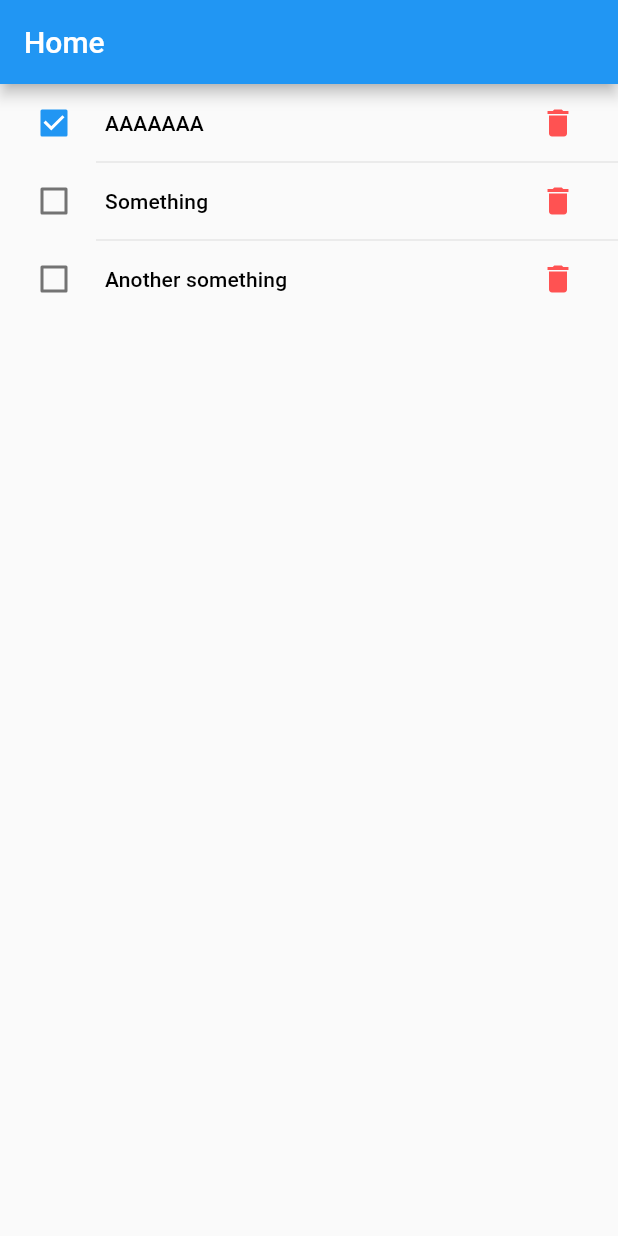
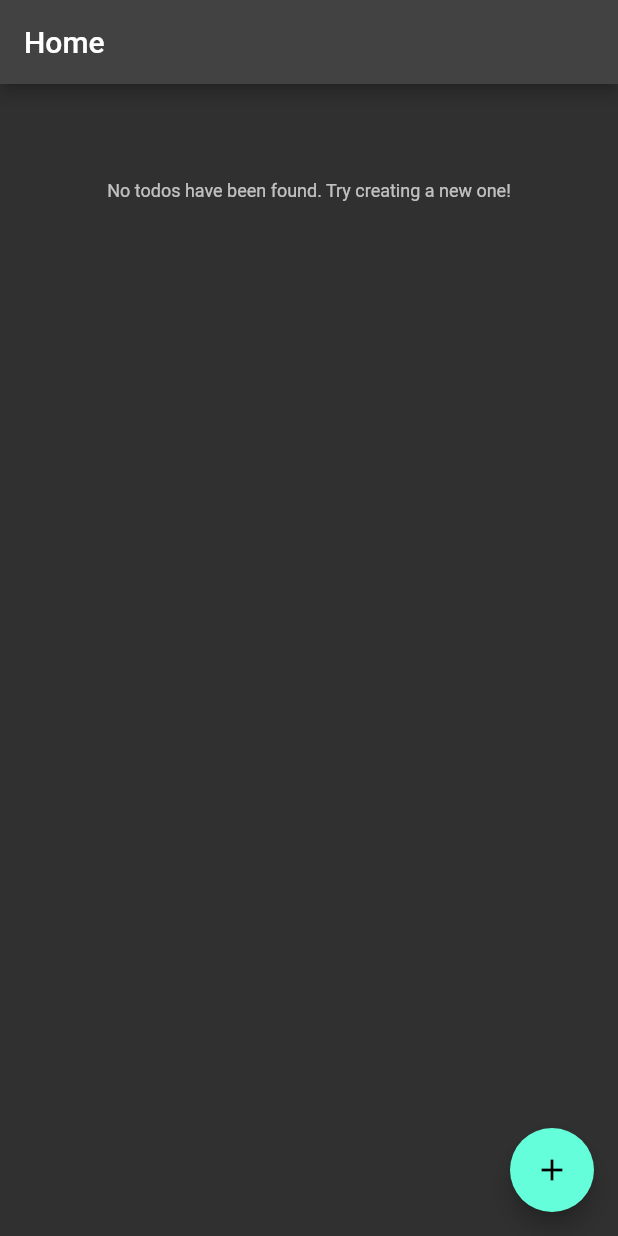
Before and after one commit to LucasVinicius314/sqlite-todo-list, a Flutter app: the screen it shows after launch, on a phone screen of 412 x 824 dp. Run offline on Flutter 3.47's test engine with Material 2 defaults, Android fonts, the light colour scheme and no system bars; our stand-ins replace flutter_bloc; missing offline and left inert: sqlite3.

Commit message:
Finished project

```diff
--- a/lib/blocs/todo/todo_event.dart
+++ b/lib/blocs/todo/todo_event.dart
@@ -1,3 +1,22 @@
 class TodoEvent {}
 
+class CheckTodoEvent extends TodoEvent {
+  CheckTodoEvent({required this.id, required this.isChecked});
+
+  final int id;
+  final bool isChecked;
+}
+
+class CreateTodoEvent extends TodoEvent {
+  CreateTodoEvent({required this.title});
+
+  final String title;
+}
+
+class DeleteTodoEvent extends TodoEvent {
+  DeleteTodoEvent({required this.id});
+
+  final int id;
+}
+
 class ListTodosEvent extends TodoEvent {}
--- a/lib/blocs/todo/todo_state.dart
+++ b/lib/blocs/todo/todo_state.dart
@@ -3,6 +3,30 @@ import 'package:sqlite_todo_list/models/todo.dart';
 class TodoState {}
 
 class TodoInitialState extends TodoState {}
+
+// CheckTodo
+
+class CheckTodoLoadingState extends TodoState {}
+
+class CheckTodoDoneState extends TodoState {}
+
+class CheckTodoErrorState extends TodoState {}
+
+// CreateTodo
+
+class CreateTodoLoadingState extends TodoState {}
+
+class CreateTodoDoneState extends TodoState {}
+
+class CreateTodoErrorState extends TodoState {}
+
+// DeleteTodo
+
+class DeleteTodoLoadingState extends TodoState {}
+
+class DeleteTodoDoneState extends TodoState {}
+
+class DeleteTodoErrorState extends TodoState {}
 
 // ListTodos
 
--- a/lib/core/app.dart
+++ b/lib/core/app.dart
@@ -8,9 +8,13 @@ class App extends StatelessWidget {
 
   @override
   Widget build(BuildContext context) {
-    return const RepositoryProviders(
+    return RepositoryProviders(
       child: BlocProviders(
-        child: MaterialApp(home: HomePage()),
+        child: MaterialApp(
+          home: const HomePage(),
+          theme: ThemeData.dark(),
+          debugShowCheckedModeBanner: false,
+        ),
       ),
     );
   }
--- a/lib/models/todo.dart
+++ b/lib/models/todo.dart
@@ -1,3 +1,8 @@
+import 'package:json_annotation/json_annotation.dart';
+
+part 'todo.g.dart';
+
+@JsonSerializable(fieldRename: FieldRename.none, explicitToJson: true)
 class Todo {
   Todo({
     required this.id,
@@ -5,7 +10,16 @@ class Todo {
     required this.isChecked,
   });
 
-  int id;
-  String title;
-  bool isChecked;
+  int? id;
+  String? title;
+  @JsonKey(name: 'is_checked')
+  int? isChecked;
+
+  int get getId => id ?? 0;
+  String get getTitle => title ?? '';
+  bool get getIsChecked => isChecked == 1;
+
+  factory Todo.fromJson(Map<String, dynamic> json) => _$TodoFromJson(json);
+
+  Map<String, dynamic> toJson() => _$TodoToJson(this);
 }
--- a/lib/modules/home_page.dart
+++ b/lib/modules/home_page.dart
@@ -3,7 +3,10 @@ import 'package:flutter_bloc/flutter_bloc.dart';
 import 'package:sqlite_todo_list/blocs/todo/todo_bloc.dart';
 import 'package:sqlite_todo_list/blocs/todo/todo_event.dart';
 import 'package:sqlite_todo_list/blocs/todo/todo_state.dart';
+import 'package:sqlite_todo_list/utils/sqlite.dart';
+import 'package:sqlite_todo_list/widgets/create_todo_dialog.dart';
 import 'package:sqlite_todo_list/widgets/loading_indicator.dart';
+import 'package:sqlite_todo_list/widgets/todo_list_tile.dart';
 
 class HomePage extends StatefulWidget {
   const HomePage({Key? key}) : super(key: key);
@@ -13,9 +16,20 @@ class HomePage extends StatefulWidget {
 }
 
 class _HomePageState extends State<HomePage> {
+  Future<void> _createTodo() async {
+    await showDialog(
+      context: context,
+      builder: (context) {
+        return CreateTodoDialog();
+      },
+    );
+  }
+
   @override
   void initState() {
     super.initState();
+
+    SQLite.setup();
 
     BlocProvider.of<TodoBloc>(context).add(ListTodosEvent());
   }
@@ -24,7 +38,17 @@ class _HomePageState extends State<HomePage> {
   Widget build(BuildContext context) {
     return Scaffold(
       appBar: AppBar(title: const Text('Home')),
-      body: BlocBuilder<TodoBloc, TodoState>(
+      body: BlocConsumer<TodoBloc, TodoState>(
+        listener: (context, state) {
+          switch (state.runtimeType) {
+            case CheckTodoDoneState:
+            case CreateTodoDoneState:
+            case DeleteTodoDoneState:
+              BlocProvider.of<TodoBloc>(context).add(ListTodosEvent());
+
+              break;
+          }
+        },
         builder: (context, state) {
           if (state is ListTodosErrorState) {
             return const Text('Something went wrong.');
@@ -33,34 +57,28 @@ class _HomePageState extends State<HomePage> {
           if (state is ListTodosDoneState) {
             final todos = state.todos;
 
+            if (todos.isEmpty) {
+              return Padding(
+                padding: const EdgeInsets.all(64.0),
+                child: Column(
+                  crossAxisAlignment: CrossAxisAlignment.stretch,
+                  children: [
+                    Text(
+                      'No todos have been found. Try creating a new one!',
+                      textAlign: TextAlign.center,
+                      style: Theme.of(context).textTheme.caption,
+                    ),
+                  ],
+                ),
+              );
+            }
+
             return ListView.separated(
               itemBuilder: (context, index) {
-                final item = todos[index];
-
-                return CheckboxListTile(
-                  value: item.isChecked,
-                  visualDensity: VisualDensity.comfortable,
-                  title: Text(
-                    item.title,
-                    style: Theme.of(context).textTheme.subtitle2,
-                  ),
-                  controlAffinity: ListTileControlAffinity.leading,
-                  onChanged: (value) {},
-                  secondary: IconButton(
-                    tooltip: 'Delete todo',
-                    color: Colors.redAccent,
-                    icon: const Icon(Icons.delete),
-                    onPressed: () {
-                      // TODO: fix
-                    },
-                  ),
-                );
+                return TodoListTile(todo: todos[index]);
               },
               separatorBuilder: (context, index) {
-                return const Divider(
-                  height: 0.0,
-                  indent: 64.0,
-                );
+                return const Divider(height: 0.0, indent: 64.0);
               },
               itemCount: todos.length,
             );
@@ -69,6 +87,17 @@ class _HomePageState extends State<HomePage> {
           return const LoadingIndicator();
         },
       ),
+      floatingActionButton: BlocBuilder<TodoBloc, TodoState>(
+        builder: (context, state) {
+          final enabled = state is ListTodosDoneState;
+
+          return FloatingActionButton(
+            tooltip: 'Create new todo',
+            onPressed: enabled ? _createTodo : null,
+            child: const Icon(Icons.add),
+          );
+        },
+      ),
     );
   }
 }
--- a/lib/repositories/todo_repository.dart
+++ b/lib/repositories/todo_repository.dart
@@ -1,12 +1,37 @@
 import 'package:sqlite_todo_list/models/todo.dart';
+import 'package:sqlite_todo_list/utils/sqlite.dart';
 
 class TodoRepository {
+  Future<void> checkTodo({required int id, required bool isChecked}) async {
+    final db = SQLite.getInstance;
+
+    db.prepare('update todos set is_checked = ? where id = ?')
+      ..execute([isChecked, id])
+      ..dispose();
+  }
+
+  Future<void> createTodo({required String title}) async {
+    final db = SQLite.getInstance;
+
+    db.prepare('insert into todos (title, is_checked) values (?, ?)')
+      ..execute([title, false])
+      ..dispose();
+  }
+
+  Future<void> deleteTodo({required int id}) async {
+    final db = SQLite.getInstance;
+
+    db.prepare('delete from todos where id = ?')
+      ..execute([id])
+      ..dispose();
+  }
+
   Future<List<Todo>> listTodos() async {
-    // TODO: fix
-    return [
-      Todo(id: 0, title: 'AAAAAAA', isChecked: true),
-      Todo(id: 1, title: 'Something', isChecked: false),
-      Todo(id: 2, title: 'Another something', isChecked: false),
-    ];
+    final db = SQLite.getInstance;
+
+    return db
+        .select('select * from todos')
+        .map((e) => Todo.fromJson(e))
+        .toList();
   }
 }
--- /dev/null
+++ b/lib/utils/sqlite.dart
@@ -0,0 +1,17 @@
+import 'package:sqlite3/sqlite3.dart';
+
+class SQLite {
+  static Database get getInstance => sqlite3.open('db.db');
+
+  static void setup() {
+    final db = getInstance;
+
+    db.execute('''
+    create table if not exists todos (
+      id integer not null primary key,
+      title text not null,
+      is_checked bool not null
+    );
+    ''');
+  }
+}
--- a/pubspec.yaml
+++ b/pubspec.yaml
@@ -16,6 +16,7 @@ dependencies:
   sqlite3: ^1.8.0
   flutter_bloc: ^8.1.1
   json_annotation: ^4.7.0
+  sqlite3_flutter_libs: ^0.5.12
 
 dev_dependencies:
   flutter_test:
```
Also changed, not shown: lib/blocs/todo/todo_bloc.dart (+52 -1 lines), lib/widgets/create_todo_dialog.dart (added, +65 -0 lines), lib/widgets/todo_list_tile.dart (added, +45 -0 lines), lib/models/todo.g.dart (added), pubspec.lock, 6 other files.
